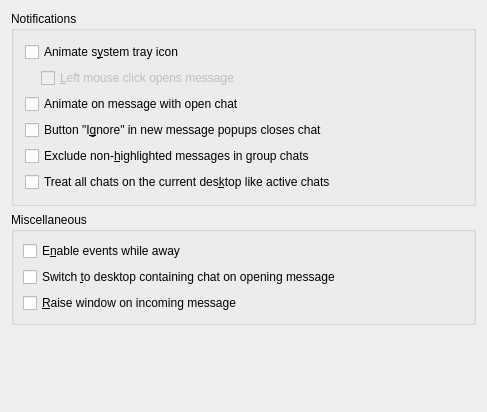
Old version of the form kopete/config/behavior/behaviorconfig_events.ui in the repository KDE/kopete.
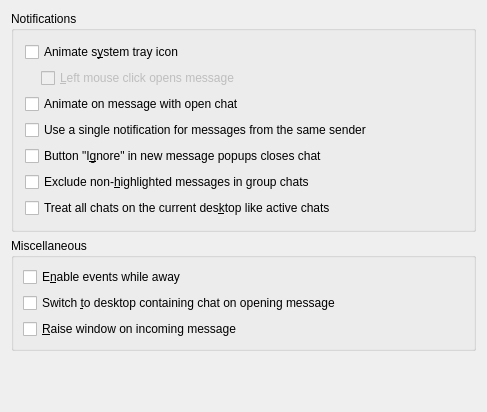
New version of the form.

Commit message:
Patch to allow grouping incoming message notifications by user.
FEATURE: 182163

Diff of the .ui file:
```diff
--- a/kopete/config/behavior/behaviorconfig_events.ui
+++ b/kopete/config/behavior/behaviorconfig_events.ui
@@ -84,6 +84,19 @@
         </property>
        </widget>
       </item>
+      <item>
+       <widget class="QCheckBox" name="kcfg_balloonGroupMessageNotificationsPerSender" >
+        <property name="toolTip" >
+         <string>Use a single notification for messages from the same sender</string>
+        </property>
+        <property name="whatsThis" >
+         <string>When a message arrives from a user who already has a message for which a notification is still active, then that notification is updated to indicate a new message has arrived, instead of creating a new notification.</string>
+        </property>
+        <property name="text" >
+         <string>Use a single notification for messages from the same sender</string>
+        </property>
+       </widget>
+      </item>
       <item>
        <widget class="QCheckBox" name="kcfg_balloonNotifyIgnoreClosesChatView" >
         <property name="toolTip" >
```
Left out of the diff: 1 changed line with no effect on the pictures. The commit also changes 5 other files.
